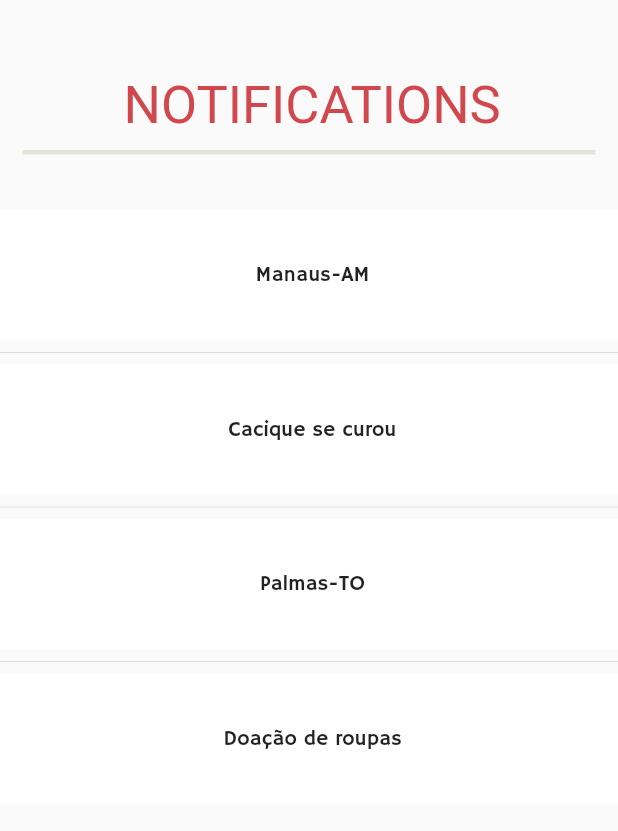
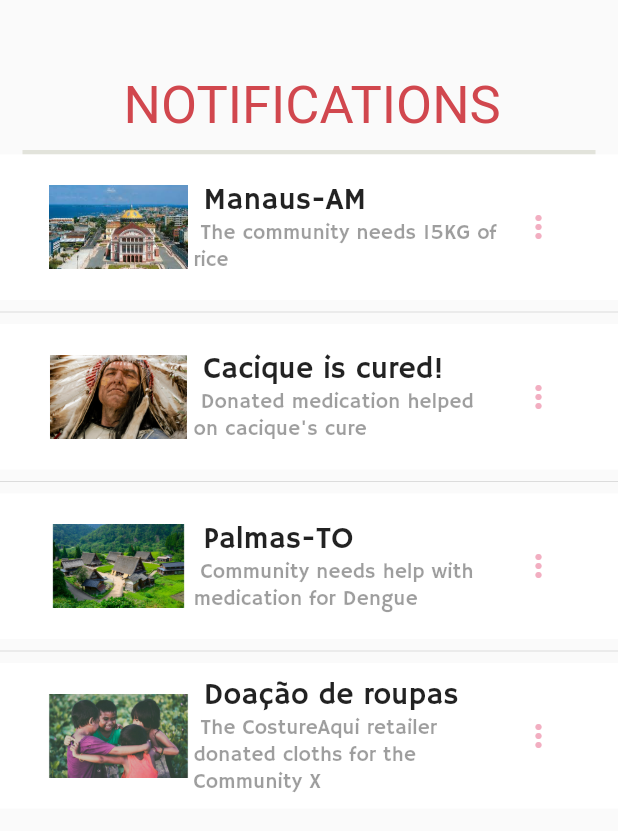
Before and after one commit to manbbo/call_for_help, a Flutter app: the Notifications screen opened directly, on a phone screen of 412 x 824 dp. Shown: the top 831 px of the screen. Run offline on Flutter 3.47's test engine with Material 2 defaults, Android fonts, the phone set to English and light mode, and no system bars; our stand-ins replace carousel_slider, google_maps_flutter, webview_flutter.

Commit message:
Ajustado tela de notificações para exibir mensagens e um botão de "mais"

```diff
--- a/lib/notifications.dart
+++ b/lib/notifications.dart
@@ -1,3 +1,5 @@
+import 'dart:ui';
+
 import 'package:flutter/material.dart';
 
 class Notifications extends StatefulWidget{
@@ -10,7 +12,9 @@ class Notifications extends StatefulWidget{
 class _NotificationsState extends State<Notifications> {
   @override
   Widget build(BuildContext context) {
-    final List<String> entries = <String>['Manaus-AM', 'Cacique se curou', 'Palmas-TO','Doação de roupas'];
+    final List<String> entries = ['Manaus-AM', 'Cacique is cured!', 'Palmas-TO','Doação de roupas'],
+        subtitles=['The community needs 15KG of rice', "Donated medication helped on cacique's cure", 'Community needs help with medication for Dengue','The CostureAqui retailer donated cloths for the Community X'],
+        images = ['5', '4', '6', '3'];
     final List<int> colorCodes = <int>[40, 40, 40,40];
 
     // TODO: implement build
@@ -36,16 +40,48 @@ class _NotificationsState extends State<Notifications> {
               ),
             ),
           ),
-
-          ListView.separated(
-            padding: EdgeInsets.only(top: 140, left: 0, bottom: 90),
+          new Container(
+            padding: EdgeInsets.only(top: MediaQuery.of(context).size.height/8, left: 0),
+            height: MediaQuery.of(context).size.height - 100,
+            child: ListView.separated(
               itemCount: entries.length,
               itemBuilder: (BuildContext context, int index) {
-
                 return Container(
-                height: 87, //altura
+                  height: 97, //altura
                   color: Colors.amber[colorCodes[index]],
-                child: Center(child: Text(' ${entries[index]}')),
+                  child: new Row(
+                    mainAxisAlignment: MainAxisAlignment.center,
+                    children: <Widget>[
+                      new Container(
+                        child: Image.asset('assets/images/community${images[index]}.png'),
+                        width: 100,
+                        height: 56,
+                        alignment: Alignment.topCenter,
+                      ),
+                      Column(
+                        mainAxisAlignment: MainAxisAlignment.center,
+                        children: <Widget>[
+                          new Container(
+                            width: MediaQuery.of(context).size.width/2,
+                            child: Text(' ${entries[index]}', style: TextStyle(fontSize: 20),
+                              softWrap: true, textAlign: TextAlign.left,),
+                          ),
+                          new Container(
+                            width: MediaQuery.of(context).size.width/2,
+                            child: Text(' ${subtitles[index]}', style: TextStyle(color: Colors.black38, ),
+                            softWrap: true, textAlign: TextAlign.left,),
+                          )
+                        ],
+                      ),
+                      new Container(
+                        child: IconButton(
+                          color: Color.fromRGBO(242, 174, 193, 1),
+                          onPressed: () => {},
+                          icon: Icon(Icons.more_vert),
+                        ),
+                      )
+                    ],
+                  ),
                   decoration: BoxDecoration(
                     color: Colors.white,
                   ),
@@ -54,6 +90,7 @@ class _NotificationsState extends State<Notifications> {
 
               separatorBuilder: (BuildContext context, int index) => const Divider(),
             ),
+          )
         ],
       ),
     );
```
Lines whose indentation alone changed are shown as unchanged.
